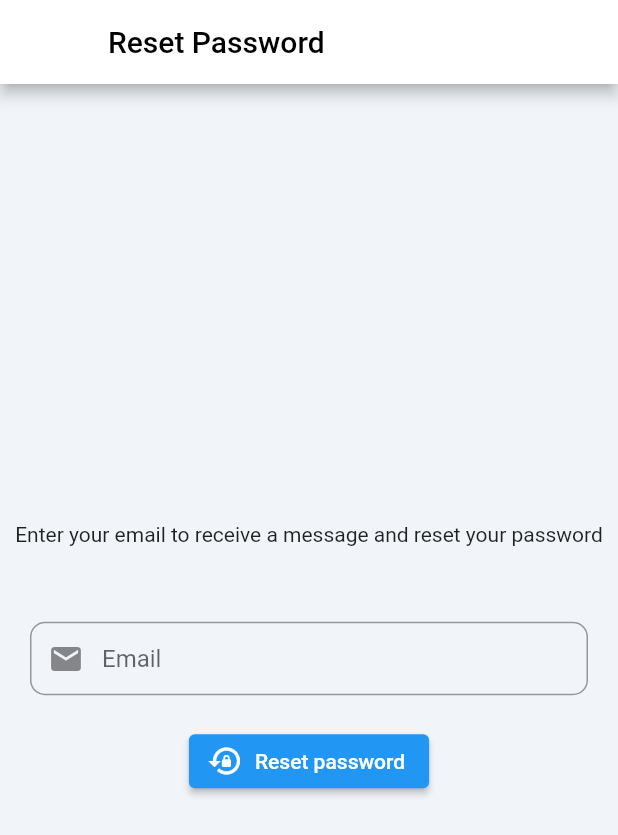
After one commit to Gehad-Eid/ALQ, a Flutter app: the ForgetPassword screen opened directly, after a tap on "Reset password", on a phone screen of 412 x 824 dp. The commit adds this screen. Shown: the top 835 px of the screen. Run offline on Flutter 3.47's test engine with Material 2 defaults, Android fonts, the light colour scheme and no system bars; drawn by our look-alikes of flutter_settings_screens; our stand-ins replace carousel_slider, cloud_firestore, curved_navigation_bar, dots_indicator, email_validator, firebase_auth and 5 more; missing offline and left inert: ar_flutter_plugin, easy_web_view2, quiz_view; accounts and stored records are empty; network calls fail.

Commit message:
reset password

```diff
--- /dev/null
+++ b/lib/Main/forget_password.dart
@@ -0,0 +1,117 @@
+import 'package:email_validator/email_validator.dart';
+import 'package:firebase_auth/firebase_auth.dart';
+import "package:flutter/material.dart";
+
+class ForgetPassword extends StatefulWidget {
+  @override
+  _ForgetPasswordState createState() => _ForgetPasswordState();
+}
+
+class _ForgetPasswordState extends State<ForgetPassword> {
+  final _scaffoldKey = GlobalKey<ScaffoldState>();
+  TextEditingController emailController = TextEditingController();
+  TextEditingController passwordController = TextEditingController();
+  @override
+  void initState() {
+    super.initState();
+  }
+
+  Widget buildEmailField() {
+    return Column(
+      children: [
+        Padding(
+          padding: const EdgeInsets.symmetric(horizontal: 20.0),
+          child: TextFormField(
+              autofocus: false,
+              controller: emailController,
+              keyboardType: TextInputType.emailAddress,
+              validator: (value) {
+                if (value!.isEmpty) {
+                  return ("Please Enter Your Email");
+                }
+                // reg expression for email validation
+                if (!RegExp("^[a-zA-Z0-9+_.-]+@[a-zA-Z0-9.-]+.[a-z]")
+                    .hasMatch(value)) {
+                  return ("Please Enter a valid email");
+                }
+                return null;
+              },
+              onSaved: (value) {
+                emailController.text = value!;
+              },
+              textInputAction: TextInputAction.next,
+              decoration: InputDecoration(
+                prefixIcon: Icon(Icons.mail),
+                contentPadding: EdgeInsets.fromLTRB(20, 15, 20, 15),
+                hintText: "Email",
+                border: OutlineInputBorder(
+                  borderRadius: BorderRadius.circular(10),
+                ),
+              )),
+        ),
+        SizedBox(
+          height: 20,
+        ),
+        ElevatedButton.icon(
+          onPressed: () {
+            resetPassword();
+          },
+          icon: Icon(Icons.lock_reset),
+          label: Text('Reset password'),
+        ),
+      ],
+    );
+  }
+
+  @override
+  void dispose() {
+    // TODO: implement dispose
+    super.dispose();
+    emailController.dispose();
+  }
+
+  @override
+  Widget build(BuildContext context) {
+    Size size = MediaQuery.of(context).size;
+    return Scaffold(
+      key: _scaffoldKey,
+      appBar: AppBar(
+        backgroundColor: Colors.white,
+        title: const Text(
+          "Reset Password",
+          style: TextStyle(
+            color: Colors.black,
+          ),
+        ),
+      ),
+      body: Column(
+        mainAxisAlignment: MainAxisAlignment.center,
+        children: <Widget>[
+          Text('Enter your email to receive a message and reset your password'),
+          SizedBox(
+            height: 50,
+          ),
+          buildEmailField(),
+        ],
+      ),
+    );
+  }
+
+  Future resetPassword() async {
+    showDialog(
+      context: context,
+      barrierDismissible: false,
+      builder: (context) => Center(
+        child: CircularProgressIndicator(),
+      ),
+    );
+    try {
+      await FirebaseAuth.instance
+          .sendPasswordResetEmail(email: emailController.text.trim());
+      Navigator.of(context).popUntil((route) => route.isFirst);
+    } catch (e) {
+      Navigator.pop(context);
+      print(e);
+    }
+  }
+}
--- a/lib/Main/logIn.dart
+++ b/lib/Main/logIn.dart
@@ -3,6 +3,7 @@ import '../Main/home.dart';
 import 'package:firebase_auth/firebase_auth.dart';
 import 'package:flutter/material.dart';
 import 'package:fluttertoast/fluttertoast.dart';
+import '../Main/forget_password.dart';
 
 class LoginScreen extends StatefulWidget {
   const LoginScreen({Key? key}) : super(key: key);
@@ -139,8 +140,7 @@ class _LoginScreenState extends State<LoginScreen> {
                               Navigator.push(
                                   context,
                                   MaterialPageRoute(
-                                      builder: (context) =>
-                                          const WelcomeScreen()));
+                                      builder: (context) => ForgetPassword()));
                             },
                             child: const Text(
                               "Reset it",
--- a/lib/Main/signUp.dart
+++ b/lib/Main/signUp.dart
@@ -67,7 +67,7 @@ class _RegistrationScreenState extends State<RegistrationScreen> {
         keyboardType: TextInputType.name,
         validator: (value) {
           if (value!.isEmpty) {
-            return ("Second Name cannot be Empty");
+            return ("Last Name cannot be Empty");
           }
           return null;
         },
@@ -177,7 +177,7 @@ class _RegistrationScreenState extends State<RegistrationScreen> {
             signUp(emailEditingController.text, passwordEditingController.text);
           },
           child: Text(
-            "SignUp",
+            "Sign up",
             textAlign: TextAlign.center,
             style: TextStyle(
                 fontSize: 20, color: Colors.white, fontWeight: FontWeight.bold),
```
Also changed, not shown: pubspec.lock, 5 other files.
